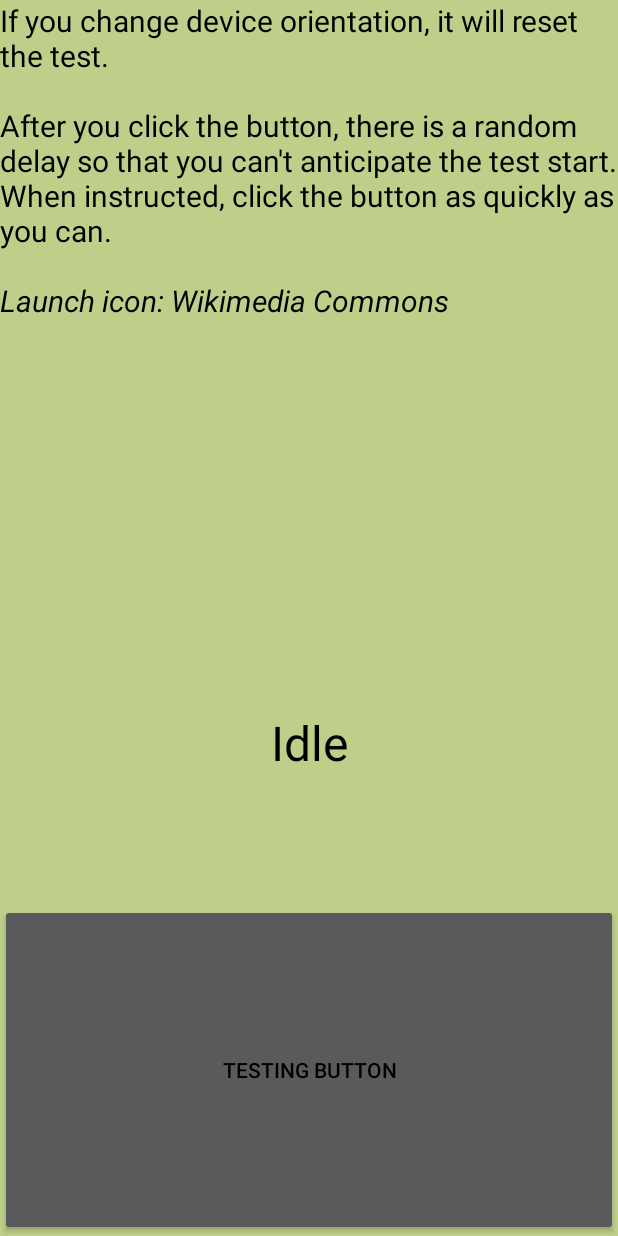
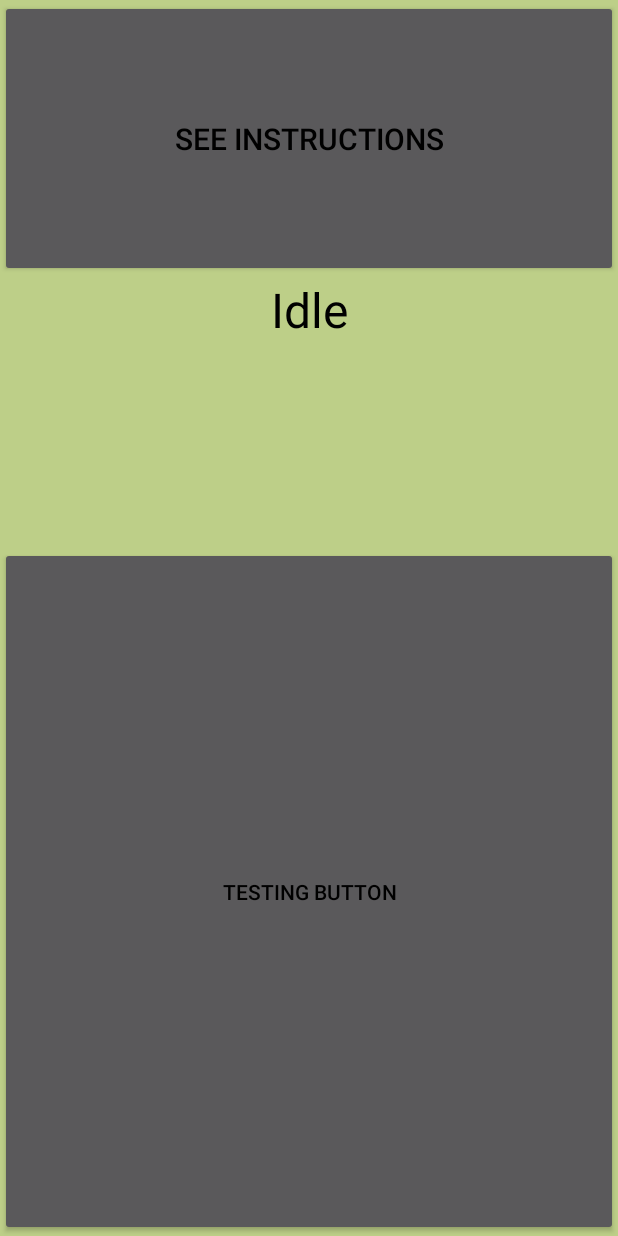
Before and after one commit to jueshi/ReactionTest, an Android app: the screen it shows after launch (MainActivity), on a phone screen of 412 x 824 dp. Run offline under Robolectric (Android 15) with nearby library versions, the phone set to English and light mode, and no system bars.

Commit message:
Initial commit

```diff
--- a/Reaction Test/src/main/java/org/fanchuan/coursera/reactiontest/MainActivity.java
+++ b/Reaction Test/src/main/java/org/fanchuan/coursera/reactiontest/MainActivity.java
@@ -1,12 +1,14 @@
 package org.fanchuan.coursera.reactiontest;
 
-import java.util.Random;
 import android.app.Activity;
+import android.app.Dialog;
+import android.os.Bundle;
 import android.os.Handler;
-import android.os.Bundle;
 import android.os.SystemClock;
 import android.view.View;
 import android.widget.TextView;
+
+import java.util.Random;
 
 public class MainActivity extends Activity {
 
@@ -15,13 +17,13 @@ public class MainActivity extends Activity {
     final short STATE_DELAY = 1; // User pressed begin test button, random delay
     final short STATE_TESTING = 2; // Reaction timer is running, waiting for button press
     final short STATE_FINISHED = 3; // Congratulate user
-    long timeTestStart = 0;
     final Runnable UPDATE_UI_STATUS = new Runnable() {
         public void run() {
             final TextView VW_STATUS = (TextView) findViewById(R.id.status);
             VW_STATUS.setText(stateDescriptions[activityState]);
         }
     };
+    long timeTestStart = 0;
     short activityState = STATE_IDLE;
     String[] stateDescriptions;
     private Handler handlerTest = new Handler(); //must maintain handler state, used for reaction timing
@@ -67,12 +69,11 @@ public class MainActivity extends Activity {
     }
     */
 
-    /*
-    private void startTest() {
-        Long currentTime = SystemClock.elapsedRealtime();
-        //in progress
+    public void clickHelp(View vw) {
+        Dialog help = new Dialog(this);
+        help.setContentView(R.layout.dialog_help);
+        help.show();
     }
-    */
 
     public void clickGoButton(View vw) {
 
@@ -83,7 +84,8 @@ public class MainActivity extends Activity {
                 handlerTest.post(UPDATE_UI_STATUS);
             }
         };
-        final Runnable END_TEST = new Runnable() {
+        final Runnable END_TEST = new
+                Runnable() {
                     public void run() {
                         activityState = STATE_FINISHED;
                         long timeElapsed = SystemClock.elapsedRealtime() - timeTestStart;
@@ -98,20 +100,17 @@ public class MainActivity extends Activity {
             handlerTest.post(UPDATE_UI_STATUS);
             int flagDelay_ms = Math.round(1500 * randTimer.nextFloat() + 1000);
             handlerTest.postDelayed(BEGIN_TEST, flagDelay_ms);
-        }
-        else if(activityState == STATE_DELAY) {
+        } else if (activityState == STATE_DELAY) {
             //If user clicks during the delay period, that resets the test.
             handlerTest.removeCallbacksAndMessages(null);
             activityState = STATE_IDLE;
             handlerTest.post(UPDATE_UI_STATUS);
-        }
-        else if(activityState == STATE_TESTING) {
+        } else if (activityState == STATE_TESTING) {
             //Reaction testing in progress
             handlerTest.post(END_TEST);
-        }
-        else {
+        } else {
             activityState = STATE_IDLE;
             handlerTest.post(UPDATE_UI_STATUS);
         }
-    };
     }
+}
--- a/Reaction Test/src/main/res/layout/activity_main.xml
+++ b/Reaction Test/src/main/res/layout/activity_main.xml
@@ -3,15 +3,16 @@
     android:orientation="vertical"
     android:layout_width="match_parent"
     android:layout_height="match_parent"
-    tools:context="org.fanchuan.coursera.reactiontest.MainActivity" >
+    tools:context="org.fanchuan.coursera.reactiontest.MainActivity">
 
-    <TextView
-        android:id="@+id/instructions"
-        android:layout_width="wrap_content"
+    <Button
+        android:id="@+id/button_instructions"
+        android:layout_width="fill_parent"
         android:layout_height="wrap_content"
-        android:text="@string/instructions"
+        android:text="@string/help_button"
+        android:onClick="clickHelp"
         android:textSize="20sp"
-        android:layout_weight="3"/>
+        android:layout_weight="1" />
 
     <TextView
         android:id="@+id/status"
@@ -20,7 +21,7 @@
         android:textSize="32sp"
         android:text="STATUS"
         android:gravity="center_horizontal"
-        android:layout_weight="1"/>
+        android:layout_weight="1" />
 
     <Button
         android:id="@+id/go_button"
@@ -28,6 +29,6 @@
         android:layout_height="wrap_content"
         android:onClick="clickGoButton"
         android:text="@string/go_button"
-        android:layout_weight="2"/>
+        android:layout_weight="3" />
 
 </LinearLayout>
--- a/Reaction Test/src/main/res/values/strings.xml
+++ b/Reaction Test/src/main/res/values/strings.xml
@@ -6,8 +6,11 @@
     <string name="title_section2">Section 2</string>
     <string name="title_section3">Section 3</string>
     <string name="action_settings">Settings</string>
-    <string name="instructions">If you change device orientation, it will reset the test.\n\nAfter you click the button, there is a random delay so that you can\'t anticipate the test start.\nWhen instructed, click the button as quickly as you can.\n\n<i>Launch icon: Wikimedia Commons</i></string>
+    <string name="help_button">See instructions</string>
+    <string name="help_title">Instructions</string>
+    <string name="help_text">This app will measure your reaction time in milliseconds.\n\nAfter you click the button, there is a random delay so that you can\'t anticipate the test start.\nIf you click the button during this delay or change orientation, the test resets.\nWhen instructed, click the button as quickly as you can.\n\nPress the back button to return to the test activity.\n\n<i>Launch icon: Wikimedia Commons</i></string>
     <string name="go_button">Testing Button</string>
+
     <string-array name="state_descriptions">
         <item>Idle</item>
         <item>Wait for start...</item>
@@ -15,4 +18,7 @@
         <item>Reaction time: %d ms</item>
     </string-array>
 
+    <string name="title_activity_instruction">InstructionActivity</string>
+    <string name="hello_world">Hello world!</string>
+
 </resources>
```
Also changed, not shown: Reaction Test/src/main/res/layout/dialog_help.xml (added, +21 -0 lines), Reaction Test/src/main/res/menu/instruction.xml (added, +11 -0 lines). Lines whose indentation alone changed are shown as unchanged.
